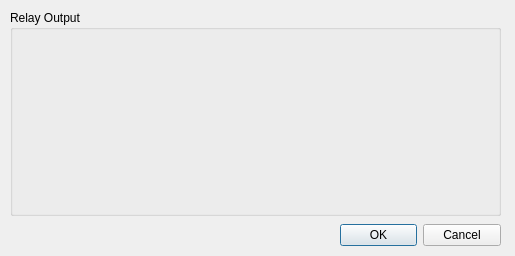
First picture: the form in qioexpendsettingdialog.ui, repository gaopindianzi/relay_control_terminal, before the edit.
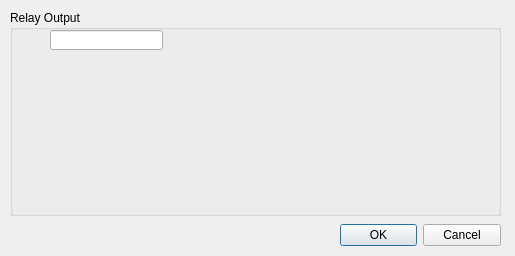
Second picture: the form after the edit.

Patch:
```diff
--- a/qioexpendsettingdialog.ui
+++ b/qioexpendsettingdialog.ui
@@ -41,6 +41,16 @@
    <property name="title">
     <string>Relay Output</string>
    </property>
+   <widget class="QLineEdit" name="lineEdit">
+    <property name="geometry">
+     <rect>
+      <x>40</x>
+      <y>20</y>
+      <width>113</width>
+      <height>20</height>
+     </rect>
+    </property>
+   </widget>
   </widget>
  </widget>
  <resources/>
```
